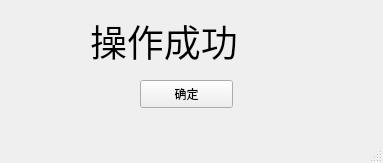
Above: UI/yes.ui from DefJia/TCM-Retrieval-System before the change. Below: the same form after it.
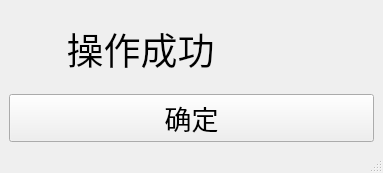
That is the form after the change.

The edit to the form file:
```diff
--- a/UI/yes.ui
+++ b/UI/yes.ui
@@ -7,22 +7,16 @@
     <x>0</x>
     <y>0</y>
     <width>383</width>
-    <height>163</height>
+    <height>173</height>
    </rect>
   </property>
   <property name="windowTitle">
    <string>MainWindow</string>
   </property>
   <widget class="QWidget" name="centralwidget">
+   <layout class="QGridLayout" name="gridLayout">
+    <item row="0" column="0">
    <widget class="QLabel" name="label">
-    <property name="geometry">
-     <rect>
-      <x>90</x>
-      <y>0</y>
-      <width>221</width>
-      <height>81</height>
-     </rect>
-    </property>
     <property name="font">
      <font>
       <family>Academy Engraved LET</family>
@@ -30,22 +24,24 @@
      </font>
     </property>
     <property name="text">
-     <string>操作成功</string>
-    </property>
-   </widget>
+       <string>      操作成功</string>
+      </property>
+     </widget>
+    </item>
+    <item row="1" column="0">
    <widget class="QPushButton" name="yesButton">
-    <property name="geometry">
-     <rect>
-      <x>140</x>
-      <y>80</y>
-      <width>93</width>
-      <height>28</height>
-     </rect>
+      <property name="font">
+       <font>
+        <family>Academy Engraved LET</family>
+        <pointsize>20</pointsize>
+       </font>
     </property>
     <property name="text">
      <string>确定</string>
     </property>
    </widget>
+    </item>
+   </layout>
   </widget>
   <widget class="QMenuBar" name="menubar">
    <property name="geometry">
```
Lines whose indentation alone changed are shown as unchanged.
